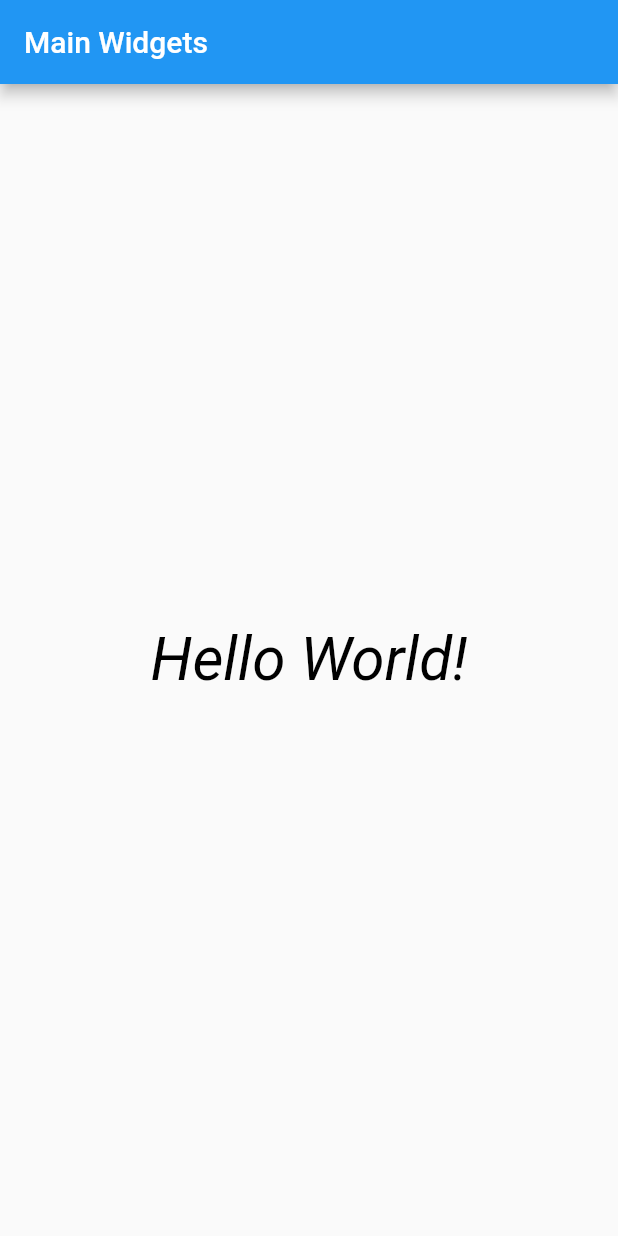
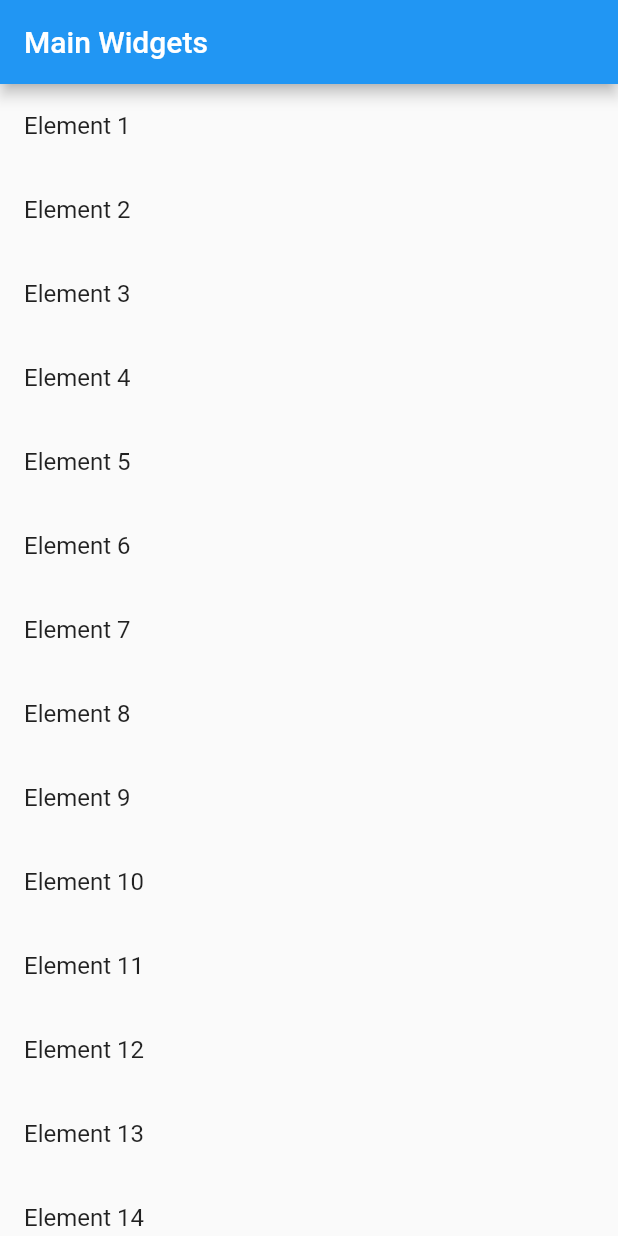
Before and after one commit to be-sanfra/flutter-main-widgets, a Flutter app: the screen it shows after launch, on a phone screen of 412 x 824 dp. Run offline on Flutter 3.47's test engine with Material 2 defaults, Android fonts, the phone set to English and light mode, and no system bars.

Commit message:
Added Main Flutter Widgets

```diff
--- a/lib/pages/main_widgets_page.dart
+++ b/lib/pages/main_widgets_page.dart
@@ -1,4 +1,5 @@
 import 'package:flutter/material.dart';
+import 'package:main_widgets/utils/function_widgets.dart';
 
 class MainWidgetsPage extends StatelessWidget {
   const MainWidgetsPage({Key? key}) : super(key: key);
@@ -9,15 +10,7 @@ class MainWidgetsPage extends StatelessWidget {
       appBar: AppBar(
         title: const Text('Main Widgets'),
       ),
-      body: const Center(
-        child: Text('Hello World!',
-          style: TextStyle(
-            color: Colors.black,
-            fontSize: 40.0,
-            fontStyle: FontStyle.italic,
-          ),
-        ),
-      ),
+      body: listview(),
     );
   }
 }
--- /dev/null
+++ b/lib/utils/function_widgets.dart
@@ -0,0 +1,84 @@
+import 'package:flutter/material.dart';
+
+Widget container_padding() {
+  return Center(
+    child: Container(
+      height: 200,
+      width: 200,
+      color: Colors.red,
+      child: const Padding(
+        child: Text('Hello World'),
+        padding: EdgeInsets.all(50),
+      ),
+    ),
+  );
+}
+
+Widget container_baseline() {
+  return Center(
+    child: Container(
+      height: 200,
+      width: 200,
+      color: Colors.red,
+      child: const Baseline(
+        child: Text('Hello World'),
+        baseline: 0,
+        baselineType: TextBaseline.alphabetic,
+      ),
+    ),
+  );
+}
+
+Widget row() {
+  return Row(
+    children: [
+      Container(height: 50, width: 50, color: Colors.red,),
+      Container(height: 50, width: 50, color: Colors.green,),
+      Container(height: 50, width: 50, color: Colors.blue,),
+    ],
+  );
+}
+
+Widget column() {
+  return Column(
+    children: [
+      Expanded(child: Container(height: 50, width: 50, color: Colors.red,), flex: 2,),
+      Expanded(child: Container(height: 50, width: 50, color: Colors.green,),),
+      Expanded(child: Container(height: 50, width: 50, color: Colors.blue,),),
+    ],
+  );
+}
+
+Widget stack() {
+  return Stack(
+    children: [
+      Container(height: 200, width: 200, color: Colors.red,),
+      Container(height: 150, width: 150, color: Colors.green,),
+      Container(height: 100, width: 100, color: Colors.blue,),
+    ],
+  );
+}
+
+Widget listview() {
+  return ListView(
+    children: const [
+      ListTile(title: Text('Element 1'),),
+      ListTile(title: Text('Element 2'),),
+      ListTile(title: Text('Element 3'),),
+      ListTile(title: Text('Element 4'),),
+      ListTile(title: Text('Element 5'),),
+      ListTile(title: Text('Element 6'),),
+      ListTile(title: Text('Element 7'),),
+      ListTile(title: Text('Element 8'),),
+      ListTile(title: Text('Element 9'),),
+      ListTile(title: Text('Element 10'),),
+      ListTile(title: Text('Element 11'),),
+      ListTile(title: Text('Element 12'),),
+      ListTile(title: Text('Element 13'),),
+      ListTile(title: Text('Element 14'),),
+      ListTile(title: Text('Element 15'),),
+      ListTile(title: Text('Element 16'),),
+      ListTile(title: Text('Element 17'),),
+    ],
+  );
+}
```
